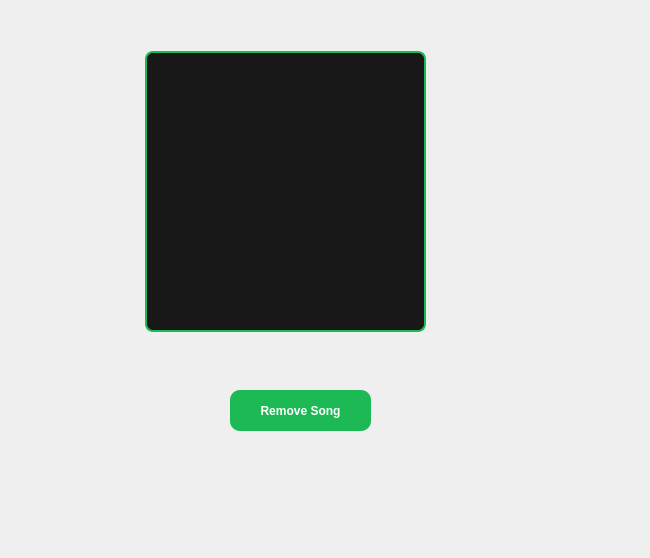
Old version of the form playlistsongswindow.ui in the repository Fatemehasadi86/spotify1.
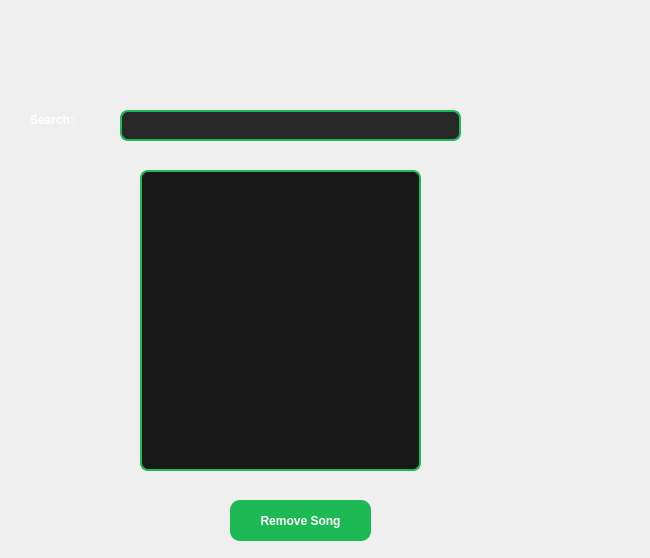
New version of the form.

The edit to the form file:
```diff
--- a/playlistsongswindow.ui
+++ b/playlistsongswindow.ui
@@ -63,10 +63,10 @@
   <widget class="QListWidget" name="listWidget">
    <property name="geometry">
     <rect>
-     <x>145</x>
-     <y>51</y>
+     <x>140</x>
+     <y>170</y>
      <width>281</width>
-     <height>281</height>
+     <height>301</height>
     </rect>
    </property>
   </widget>
@@ -74,7 +74,7 @@
    <property name="geometry">
     <rect>
      <x>230</x>
-     <y>390</y>
+     <y>500</y>
      <width>141</width>
      <height>41</height>
     </rect>
@@ -83,6 +83,29 @@
     <string>Remove Song</string>
    </property>
   </widget>
+  <widget class="QLineEdit" name="lineEdit">
+   <property name="geometry">
+    <rect>
+     <x>120</x>
+     <y>110</y>
+     <width>341</width>
+     <height>31</height>
+    </rect>
+   </property>
+  </widget>
+  <widget class="QLabel" name="label">
+   <property name="geometry">
+    <rect>
+     <x>30</x>
+     <y>110</y>
+     <width>63</width>
+     <height>20</height>
+    </rect>
+   </property>
+   <property name="text">
+    <string>Search:</string>
+   </property>
+  </widget>
  </widget>
  <resources/>
  <connections/>
```
